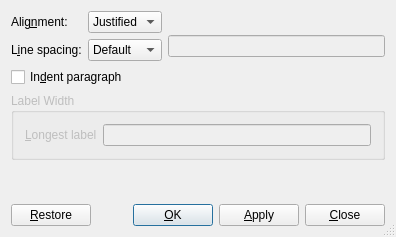
Old version of the form src/frontends/qt4/ui/QParagraphUi.ui in the repository cburschka/lyx.
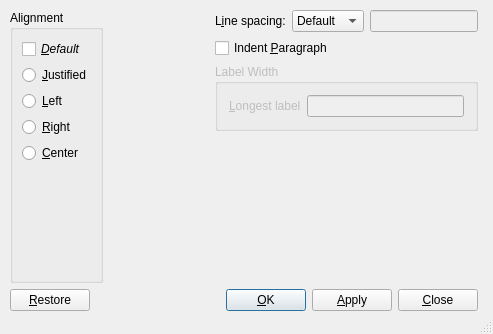
New version of the form.

Commit message: Changes to paragraph settings dialog so that it offers only options accepted by the current paragraph.

Patch:
```diff
--- a/src/frontends/qt4/ui/QParagraphUi.ui
+++ b/src/frontends/qt4/ui/QParagraphUi.ui
@@ -4,28 +4,171 @@
  <exportmacro></exportmacro>
  <class>QParagraphUi</class>
  <widget class="QDialog" name="QParagraphUi" >
+  <property name="windowModality" >
+   <enum>Qt::ApplicationModal</enum>
+  </property>
   <property name="geometry" >
    <rect>
     <x>0</x>
     <y>0</y>
-    <width>396</width>
-    <height>237</height>
+    <width>493</width>
+    <height>334</height>
    </rect>
   </property>
+  <property name="focusPolicy" >
+   <enum>Qt::NoFocus</enum>
+  </property>
   <property name="windowTitle" >
    <string/>
   </property>
   <property name="sizeGripEnabled" >
    <bool>true</bool>
   </property>
-  <layout class="QGridLayout" >
+  <widget class="QWidget" name="layoutWidget" >
+   <property name="geometry" >
+    <rect>
+     <x>10</x>
+     <y>10</y>
+     <width>468</width>
+     <height>301</height>
+    </rect>
+   </property>
+   <layout class="QVBoxLayout" >
    <property name="margin" >
-    <number>11</number>
+     <number>0</number>
    </property>
    <property name="spacing" >
     <number>6</number>
    </property>
-   <item row="1" column="1" >
+    <item>
+     <layout class="QHBoxLayout" >
+      <property name="margin" >
+       <number>0</number>
+      </property>
+      <property name="spacing" >
+       <number>6</number>
+      </property>
+      <item>
+       <layout class="QVBoxLayout" >
+        <property name="margin" >
+         <number>0</number>
+        </property>
+        <property name="spacing" >
+         <number>6</number>
+        </property>
+        <item>
+         <widget class="QGroupBox" name="aligmentGB" >
+          <property name="title" >
+           <string>Alignment</string>
+          </property>
+          <layout class="QVBoxLayout" >
+           <property name="margin" >
+            <number>9</number>
+           </property>
+           <property name="spacing" >
+            <number>6</number>
+           </property>
+           <item>
+            <widget class="QCheckBox" name="alignDefaultCB" >
+             <property name="font" >
+              <font>
+               <weight>50</weight>
+               <italic>true</italic>
+               <bold>false</bold>
+               <kerning>true</kerning>
+              </font>
+             </property>
+             <property name="text" >
+              <string>&amp;Default</string>
+             </property>
+            </widget>
+           </item>
+           <item>
+            <widget class="QRadioButton" name="alignJustRB" >
+             <property name="text" >
+              <string>&amp;Justified</string>
+             </property>
+            </widget>
+           </item>
+           <item>
+            <widget class="QRadioButton" name="alignLeftRB" >
+             <property name="text" >
+              <string>&amp;Left</string>
+             </property>
+            </widget>
+           </item>
+           <item>
+            <widget class="QRadioButton" name="alignRightRB" >
+             <property name="text" >
+              <string>&amp;Right</string>
+             </property>
+            </widget>
+           </item>
+           <item>
+            <widget class="QRadioButton" name="alignCenterRB" >
+             <property name="text" >
+              <string>&amp;Center</string>
+             </property>
+            </widget>
+           </item>
+           <item>
+            <spacer>
+             <property name="orientation" >
+              <enum>Qt::Vertical</enum>
+             </property>
+             <property name="sizeHint" >
+              <size>
+               <width>20</width>
+               <height>40</height>
+              </size>
+             </property>
+            </spacer>
+           </item>
+          </layout>
+         </widget>
+        </item>
+       </layout>
+      </item>
+      <item>
+       <spacer>
+        <property name="orientation" >
+         <enum>Qt::Horizontal</enum>
+        </property>
+        <property name="sizeHint" >
+         <size>
+          <width>40</width>
+          <height>20</height>
+         </size>
+        </property>
+       </spacer>
+      </item>
+      <item>
+       <layout class="QVBoxLayout" >
+        <property name="margin" >
+         <number>0</number>
+        </property>
+        <property name="spacing" >
+         <number>6</number>
+        </property>
+        <item>
+         <layout class="QHBoxLayout" >
+          <property name="margin" >
+           <number>0</number>
+          </property>
+          <property name="spacing" >
+           <number>6</number>
+          </property>
+          <item>
+           <widget class="QLabel" name="linespacingL" >
+            <property name="text" >
+             <string>L&amp;ine spacing:</string>
+            </property>
+            <property name="buddy" >
+             <cstring>linespacing</cstring>
+            </property>
+           </widget>
+          </item>
+          <item>
     <widget class="QComboBox" name="linespacing" >
      <item>
       <property name="text" >
@@ -54,74 +197,6 @@
      </item>
     </widget>
    </item>
-   <item row="1" column="0" >
-    <widget class="QLabel" name="linespacingL" >
-     <property name="text" >
-      <string>L&amp;ine spacing:</string>
-     </property>
-     <property name="buddy" >
-      <cstring>linespacing</cstring>
-     </property>
-    </widget>
-   </item>
-   <item row="0" column="1" >
-    <widget class="QComboBox" name="align" >
-     <item>
-      <property name="text" >
-       <string>Justified</string>
-      </property>
-     </item>
-     <item>
-      <property name="text" >
-       <string>Left</string>
-      </property>
-     </item>
-     <item>
-      <property name="text" >
-       <string>Right</string>
-      </property>
-     </item>
-     <item>
-      <property name="text" >
-       <string>Center</string>
-      </property>
-     </item>
-    </widget>
-   </item>
-   <item row="0" column="0" >
-    <widget class="QLabel" name="alignL" >
-     <property name="text" >
-      <string>Alig&amp;nment:</string>
-     </property>
-     <property name="buddy" >
-      <cstring>align</cstring>
-     </property>
-    </widget>
-   </item>
-   <item rowspan="2" row="0" column="2" >
-    <layout class="QVBoxLayout" >
-     <property name="margin" >
-      <number>0</number>
-     </property>
-     <property name="spacing" >
-      <number>6</number>
-     </property>
-     <item>
-      <spacer>
-       <property name="orientation" >
-        <enum>Qt::Horizontal</enum>
-       </property>
-       <property name="sizeType" >
-        <enum>QSizePolicy::Expanding</enum>
-       </property>
-       <property name="sizeHint" >
-        <size>
-         <width>20</width>
-         <height>20</height>
-        </size>
-       </property>
-      </spacer>
-     </item>
      <item>
       <widget class="QLineEdit" name="linespacingValue" >
        <property name="enabled" >
@@ -131,7 +206,7 @@
      </item>
     </layout>
    </item>
-   <item row="2" column="0" colspan="3" >
+        <item>
     <layout class="QHBoxLayout" >
      <property name="margin" >
       <number>0</number>
@@ -142,7 +217,7 @@
      <item>
       <widget class="QCheckBox" name="indentCB" >
        <property name="text" >
-        <string>In&amp;dent paragraph</string>
+             <string>Indent &amp;Paragraph</string>
        </property>
       </widget>
      </item>
@@ -164,7 +239,7 @@
      </item>
     </layout>
    </item>
-   <item row="3" column="0" colspan="3" >
+        <item>
     <widget class="QGroupBox" name="labelwidthGB" >
      <property name="enabled" >
       <bool>false</bool>
@@ -202,23 +277,24 @@
      </layout>
     </widget>
    </item>
-   <item row="4" column="2" >
+        <item>
     <spacer>
      <property name="orientation" >
       <enum>Qt::Vertical</enum>
      </property>
-     <property name="sizeType" >
-      <enum>QSizePolicy::Expanding</enum>
-     </property>
      <property name="sizeHint" >
       <size>
        <width>20</width>
-       <height>20</height>
+            <height>40</height>
       </size>
      </property>
     </spacer>
    </item>
-   <item row="5" column="0" colspan="3" >
+       </layout>
+      </item>
+     </layout>
+    </item>
+    <item>
     <layout class="QHBoxLayout" >
      <property name="margin" >
       <number>0</number>
@@ -289,10 +365,7 @@
    </item>
   </layout>
  </widget>
- <pixmapfunction></pixmapfunction>
- <includes>
-  <include location="local" >qt_helpers.h</include>
- </includes>
+ </widget>
  <tabstops>
   <tabstop>align</tabstop>
   <tabstop>linespacing</tabstop>
```
Left out of the diff: 7 changed lines with no effect on the pictures. Lines whose indentation alone changed are shown as unchanged. The commit also changes 3 other files.
